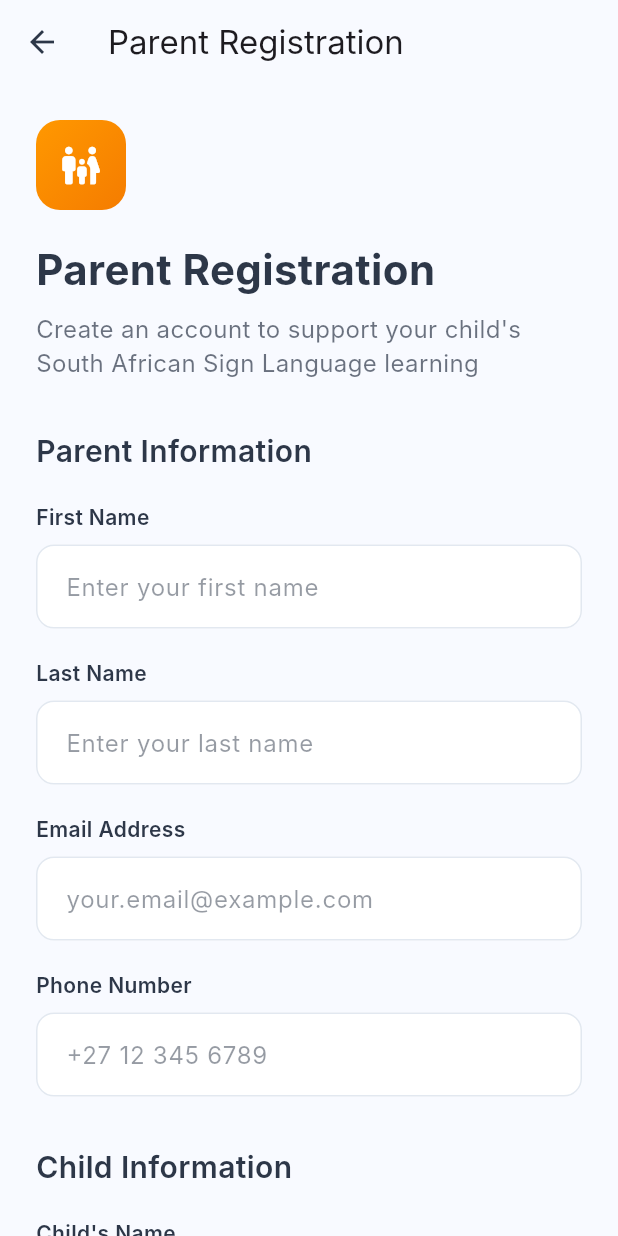
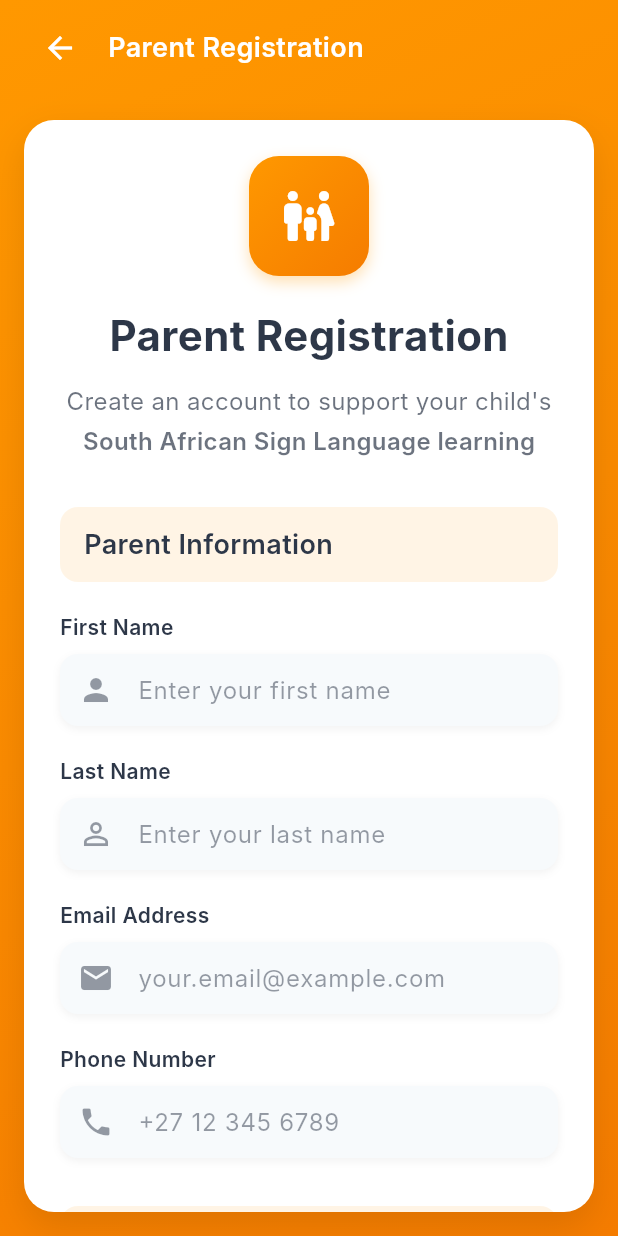
Before and after one commit to NathiDEV-dot/PracticeRepo, a Flutter app: the ParentAuthScreen screen opened by its route, on a phone screen of 412 x 824 dp. Run offline on Flutter 3.47's test engine with Material 3 defaults, Android fonts, the phone set to English and light mode, and no system bars; Roboto replaces fonts that are missing (Inter).

Commit message:
updated parents auth screen

```diff
--- a/lib/pages/parent/auth_screen.dart
+++ b/lib/pages/parent/auth_screen.dart
@@ -30,116 +30,145 @@
     'Grade 9',
     'Grade 10',
     'Grade 11',
-    'Grade 12',
+    'Grade 12'
   ];
 
   @override
   Widget build(BuildContext context) {
     return Scaffold(
-      backgroundColor: _getBackgroundColor(),
-      appBar: AppBar(
-        title: const Text('Parent Registration'),
-        backgroundColor: Colors.transparent,
-        elevation: 0,
-        leading: IconButton(
-          icon: Icon(Icons.arrow_back, color: _getTextColor()),
+      backgroundColor: const Color(0xFFFF9800),
+      body: SafeArea(
+        child: Container(
+          decoration: const BoxDecoration(
+            gradient: LinearGradient(
+              colors: [Color(0xFFFF9800), Color(0xFFF57C00)],
+              begin: Alignment.topLeft,
+              end: Alignment.bottomRight,
+            ),
+          ),
+          child: Column(
+            children: [
+              // Custom App Bar
+              Container(
+                padding:
+                    const EdgeInsets.symmetric(horizontal: 16, vertical: 8),
+                child: Row(
+                  children: [
+                    IconButton(
+                      icon: const Icon(Icons.arrow_back, color: Colors.white),
                       onPressed: () => Navigator.pop(context),
                     ),
+                    const SizedBox(width: 8),
+                    const Text(
+                      'Parent Registration',
+                      style: TextStyle(
+                        color: Colors.white,
+                        fontSize: 18,
+                        fontWeight: FontWeight.w600,
                       ),
-      body: SingleChildScrollView(
+                    ),
+                  ],
+                ),
+              ),
+              Expanded(
+                child: Container(
+                  margin: const EdgeInsets.all(16),
+                  decoration: BoxDecoration(
+                    color: _getCardColor(),
+                    borderRadius: BorderRadius.circular(20),
+                    boxShadow: [
+                      BoxShadow(
+                        color: Colors.black.withOpacity(0.1),
+                        blurRadius: 20,
+                        offset: const Offset(0, 10),
+                      ),
+                    ],
+                  ),
+                  child: SingleChildScrollView(
                     physics: const BouncingScrollPhysics(),
                     padding: const EdgeInsets.all(24),
                     child: Form(
                       key: _formKey,
                       child: Column(
-            crossAxisAlignment: CrossAxisAlignment.start,
                         children: [
                           _buildHeader(),
                           const SizedBox(height: 32),
 
                           // Parent Information
-              Text(
-                'Parent Information',
-                style: TextStyle(
-                  fontSize: 20,
-                  fontWeight: FontWeight.w600,
-                  color: _getTextColor(),
-                ),
-              ),
+                          _buildSectionHeader('Parent Information'),
                           const SizedBox(height: 20),
-              _buildTextField(
+                          _buildTextFieldWithIcon(
                             controller: _nameController,
                             label: 'First Name',
                             hintText: 'Enter your first name',
-                validator: (value) =>
-                    value!.isEmpty ? 'Please enter your first name' : null,
+                            icon: Icons.person,
+                            validator: (value) => value!.isEmpty
+                                ? 'Please enter your first name'
+                                : null,
                           ),
                           const SizedBox(height: 20),
-              _buildTextField(
+                          _buildTextFieldWithIcon(
                             controller: _surnameController,
                             label: 'Last Name',
                             hintText: 'Enter your last name',
-                validator: (value) =>
-                    value!.isEmpty ? 'Please enter your last name' : null,
+                            icon: Icons.person_outline,
+                            validator: (value) => value!.isEmpty
+                                ? 'Please enter your last name'
+                                : null,
                           ),
                           const SizedBox(height: 20),
-              _buildTextField(
+                          _buildTextFieldWithIcon(
                             controller: _emailController,
                             label: 'Email Address',
                             hintText: 'your.email@example.com',
+                            icon: Icons.email,
                             keyboardType: TextInputType.emailAddress,
                             validator: (value) {
-                  if (value!.isEmpty) {
+                              if (value!.isEmpty)
                                 return 'Please enter email address';
-                  }
-                  if (!value.contains('@')) {
+                              if (!value.contains('@'))
                                 return 'Please enter a valid email';
-                  }
                               return null;
                             },
                           ),
                           const SizedBox(height: 20),
-              _buildTextField(
+                          _buildTextFieldWithIcon(
                             controller: _phoneController,
                             label: 'Phone Number',
                             hintText: '+27 12 345 6789',
+                            icon: Icons.phone,
                             keyboardType: TextInputType.phone,
-                validator: (value) =>
-                    value!.isEmpty ? 'Please enter phone number' : null,
+                            validator: (value) => value!.isEmpty
+                                ? 'Please enter phone number'
+                                : null,
                           ),
 
                           const SizedBox(height: 32),
 
                           // Child Information
-              Text(
-                'Child Information',
-                style: TextStyle(
-                  fontSize: 20,
-                  fontWeight: FontWeight.w600,
-                  color: _getTextColor(),
-                ),
-              ),
+                          _buildSectionHeader('Child Information'),
                           const SizedBox(height: 20),
-              _buildTextField(
+                          _buildTextFieldWithIcon(
                             controller: _childNameController,
                             label: "Child's Name",
                             hintText: "Enter your child's name",
-                validator: (value) =>
-                    value!.isEmpty ? 'Please enter child\'s name' : null,
+                            icon: Icons.child_care,
+                            validator: (value) => value!.isEmpty
+                                ? 'Please enter child\'s name'
+                                : null,
                           ),
                           const SizedBox(height: 20),
-              _buildTextField(
+                          _buildTextFieldWithIcon(
                             controller: _childAgeController,
                             label: "Child's Age",
                             hintText: 'Enter age',
+                            icon: Icons.cake,
                             keyboardType: TextInputType.number,
                             validator: (value) {
-                  if (value!.isEmpty) {
+                              if (value!.isEmpty)
                                 return 'Please enter child\'s age';
-                  }
-                  if (int.tryParse(value) == null) {
+                              if (int.tryParse(value) == null)
                                 return 'Please enter a valid age';
-                  }
                               return null;
                             },
                           ),
@@ -151,29 +180,38 @@
                       ),
                     ),
                   ),
+                ),
+              ),
+            ],
+          ),
+        ),
+      ),
     );
   }
 
   Widget _buildHeader() {
     return Column(
-      crossAxisAlignment: CrossAxisAlignment.start,
       children: [
         Container(
-          width: 60,
-          height: 60,
+          width: 80,
+          height: 80,
           decoration: BoxDecoration(
             gradient: const LinearGradient(
               colors: [Color(0xFFFF9800), Color(0xFFF57C00)],
               begin: Alignment.topLeft,
               end: Alignment.bottomRight,
             ),
-            borderRadius: BorderRadius.circular(16),
+            borderRadius: BorderRadius.circular(20),
+            boxShadow: [
+              BoxShadow(
+                color: const Color(0xFFFF9800).withOpacity(0.3),
+                blurRadius: 8,
+                offset: const Offset(0, 4),
               ),
-          child: const Icon(
-            Icons.family_restroom_rounded,
-            color: Colors.white,
-            size: 30,
+            ],
           ),
+          child: const Icon(Icons.family_restroom_rounded,
+              color: Colors.white, size: 40),
         ),
         const SizedBox(height: 20),
         Text(
@@ -184,22 +222,51 @@
             color: _getTextColor(),
           ),
         ),
-        const SizedBox(height: 8),
+        const SizedBox(height: 12),
         Text(
-          'Create an account to support your child\'s South African Sign Language learning',
+          'Create an account to support your child\'s',
           style: TextStyle(
             fontSize: 16,
-            color: _getTextColor().withAlpha((0.7 * 255).round()),
+            color: _getTextColor().withOpacity(0.7),
+          ),
+        ),
+        const SizedBox(height: 4),
+        Text(
+          'South African Sign Language learning',
+          style: TextStyle(
+            fontSize: 16,
+            color: _getTextColor().withOpacity(0.7),
+            fontWeight: FontWeight.w600,
           ),
         ),
       ],
     );
   }
 
-  Widget _buildTextField({
+  Widget _buildSectionHeader(String title) {
+    return Container(
+      width: double.infinity,
+      padding: const EdgeInsets.symmetric(vertical: 12, horizontal: 16),
+      decoration: BoxDecoration(
+        color: const Color(0xFFFF9800).withOpacity(0.1),
+        borderRadius: BorderRadius.circular(12),
+      ),
+      child: Text(
+        title,
+        style: TextStyle(
+          fontSize: 18,
+          fontWeight: FontWeight.w600,
+          color: _getTextColor(),
+        ),
+      ),
+    );
+  }
+
+  Widget _buildTextFieldWithIcon({
     required TextEditingController controller,
     required String label,
     required String hintText,
+    required IconData icon,
     required String? Function(String?) validator,
     TextInputType keyboardType = TextInputType.text,
   }) {
@@ -215,34 +282,45 @@
           ),
         ),
         const SizedBox(height: 8),
-        TextFormField(
+        Container(
+          decoration: BoxDecoration(
+            borderRadius: BorderRadius.circular(12),
+            boxShadow: [
+              BoxShadow(
+                color: Colors.black.withOpacity(0.05),
+                blurRadius: 4,
+                offset: const Offset(0, 2),
+              ),
+            ],
+          ),
+          child: TextFormField(
             controller: controller,
             keyboardType: keyboardType,
             validator: validator,
             decoration: InputDecoration(
               hintText: hintText,
-            hintStyle: TextStyle(
-                color: _getTextColor().withAlpha((0.5 * 255).round())),
+              hintStyle: TextStyle(color: _getTextColor().withOpacity(0.5)),
+              prefixIcon: Icon(icon, color: _getTextColor().withOpacity(0.5)),
               border: OutlineInputBorder(
                 borderRadius: BorderRadius.circular(12),
-              borderSide: BorderSide(color: _getBorderColor()),
+                borderSide: BorderSide.none,
               ),
               enabledBorder: OutlineInputBorder(
                 borderRadius: BorderRadius.circular(12),
-              borderSide: BorderSide(color: _getBorderColor()),
+                borderSide: BorderSide.none,
               ),
               focusedBorder: OutlineInputBorder(
                 borderRadius: BorderRadius.circular(12),
-              borderSide: const BorderSide(color: Color(0xFFFF9800), width: 2),
+                borderSide:
+                    const BorderSide(color: Color(0xFFFF9800), width: 2),
               ),
               filled: true,
-            fillColor: _getCardColor(),
-            contentPadding: const EdgeInsets.symmetric(
-              horizontal: 16,
-              vertical: 16,
+              fillColor: _getBackgroundColor(),
+              contentPadding:
+                  const EdgeInsets.symmetric(horizontal: 16, vertical: 0),
             ),
+            style: TextStyle(color: _getTextColor(), fontSize: 16),
           ),
-          style: TextStyle(color: _getTextColor()),
         ),
       ],
     );
@@ -261,8 +339,19 @@
           ),
         ),
         const SizedBox(height: 8),
-        DropdownButtonFormField<String>(
-          initialValue: _childGrade,
+        Container(
+          decoration: BoxDecoration(
+            borderRadius: BorderRadius.circular(12),
+            boxShadow: [
+              BoxShadow(
+                color: Colors.black.withOpacity(0.05),
+                blurRadius: 4,
+                offset: const Offset(0, 2),
+              ),
+            ],
+          ),
+          child: DropdownButtonFormField<String>(
+            value: _childGrade,
             onChanged: (String? newValue) {
               setState(() {
                 _childGrade = newValue;
@@ -272,29 +361,31 @@
                 value == null ? 'Please select child\'s grade' : null,
             decoration: InputDecoration(
               hintText: 'Select grade',
-            hintStyle: TextStyle(
-                color: _getTextColor().withAlpha((0.5 * 255).round())),
+              hintStyle: TextStyle(color: _getTextColor().withOpacity(0.5)),
+              prefixIcon:
+                  Icon(Icons.school, color: _getTextColor().withOpacity(0.5)),
               border: OutlineInputBorder(
                 borderRadius: BorderRadius.circular(12),
-              borderSide: BorderSide(color: _getBorderColor()),
+                borderSide: BorderSide.none,
               ),
               enabledBorder: OutlineInputBorder(
                 borderRadius: BorderRadius.circular(12),
-              borderSide: BorderSide(color: _getBorderColor()),
+                borderSide: BorderSide.none,
               ),
               focusedBorder: OutlineInputBorder(
                 borderRadius: BorderRadius.circular(12),
-              borderSide: const BorderSide(color: Color(0xFFFF9800), width: 2),
+                borderSide:
+                    const BorderSide(color: Color(0xFFFF9800), width: 2),
               ),
               filled: true,
-            fillColor: _getCardColor(),
-            contentPadding: const EdgeInsets.symmetric(
-              horizontal: 16,
-              vertical: 12,
-            ),
+              fillColor: _getBackgroundColor(),
+              contentPadding:
+                  const EdgeInsets.symmetric(horizontal: 16, vertical: 0),
             ),
             dropdownColor: _getCardColor(),
-          style: TextStyle(color: _getTextColor()),
+            style: TextStyle(color: _getTextColor(), fontSize: 16),
+            icon: Icon(Icons.arrow_drop_down,
+                color: _getTextColor().withOpacity(0.5)),
             items: _grades.map((String grade) {
               return DropdownMenuItem<String>(
                 value: grade,
@@ -302,13 +393,24 @@
               );
             }).toList(),
           ),
+        ),
       ],
     );
   }
 
   Widget _buildSubmitButton() {
-    return SizedBox(
+    return Container(
       width: double.infinity,
+      decoration: BoxDecoration(
+        borderRadius: BorderRadius.circular(12),
+        boxShadow: [
+          BoxShadow(
+            color: const Color(0xFFFF9800).withOpacity(0.3),
+            blurRadius: 8,
+            offset: const Offset(0, 4),
+          ),
+        ],
+      ),
       child: ElevatedButton(
         onPressed: _submitForm,
         style: ElevatedButton.styleFrom(
@@ -316,13 +418,16 @@
           foregroundColor: Colors.white,
           padding: const EdgeInsets.symmetric(vertical: 18),
           shape: RoundedRectangleBorder(
-            borderRadius: BorderRadius.circular(16),
+            borderRadius: BorderRadius.circular(12),
           ),
           elevation: 0,
         ),
         child: const Text(
           'Create Parent Account',
-          style: TextStyle(fontSize: 16, fontWeight: FontWeight.w600),
+          style: TextStyle(
+            fontSize: 16,
+            fontWeight: FontWeight.w600,
+          ),
         ),
       ),
     );
@@ -330,7 +435,10 @@
 
   void _submitForm() {
     if (_formKey.currentState!.validate()) {
-      showDialog(context: context, builder: (context) => _buildSuccessDialog());
+      showDialog(
+        context: context,
+        builder: (context) => _buildSuccessDialog(),
+      );
     }
   }
 
@@ -343,7 +451,16 @@
         child: Column(
           mainAxisSize: MainAxisSize.min,
           children: [
-            const Icon(Icons.check_circle, color: Color(0xFFFF9800), size: 60),
+            Container(
+              width: 80,
+              height: 80,
+              decoration: BoxDecoration(
+                color: const Color(0xFFFF9800).withOpacity(0.1),
+                shape: BoxShape.circle,
+              ),
+              child: const Icon(Icons.check_circle,
+                  color: Color(0xFFFF9800), size: 60),
+            ),
             const SizedBox(height: 20),
             Text(
               'Account Created!',
@@ -359,12 +476,22 @@
               textAlign: TextAlign.center,
               style: TextStyle(
                 fontSize: 14,
-                color: _getTextColor().withAlpha((0.7 * 255).round()),
+                color: _getTextColor().withOpacity(0.7),
               ),
             ),
             const SizedBox(height: 24),
-            SizedBox(
+            Container(
               width: double.infinity,
+              decoration: BoxDecoration(
+                borderRadius: BorderRadius.circular(12),
+                boxShadow: [
+                  BoxShadow(
+                    color: const Color(0xFFFF9800).withOpacity(0.3),
+                    blurRadius: 8,
+                    offset: const Offset(0, 4),
+                  ),
+                ],
+              ),
               child: ElevatedButton(
                 onPressed: () {
                   Navigator.of(context).pop();
@@ -389,8 +516,8 @@
 
   Color _getBackgroundColor() {
     return Theme.of(context).brightness == Brightness.dark
-        ? const Color(0xFF0F0F1E)
-        : const Color(0xFFF8FAFF);
+        ? const Color(0xFF1E1E2E)
+        : const Color(0xFFF7FAFC);
   }
 
   Color _getTextColor() {
@@ -405,12 +532,6 @@
         : Colors.white;
   }
 
-  Color _getBorderColor() {
-    return Theme.of(context).brightness == Brightness.dark
-        ? const Color(0xFF333344)
-        : const Color(0xFFE2E8F0);
-  }
-
   @override
   void dispose() {
     _nameController.dispose();
```
Lines whose indentation alone changed are shown as unchanged.
